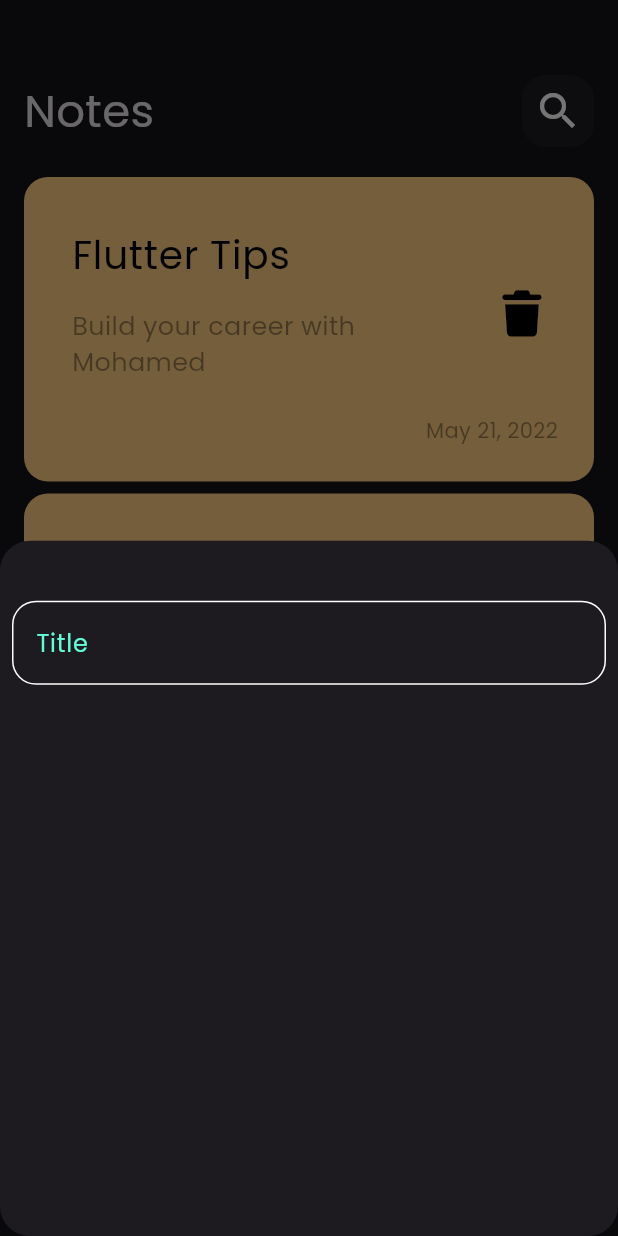
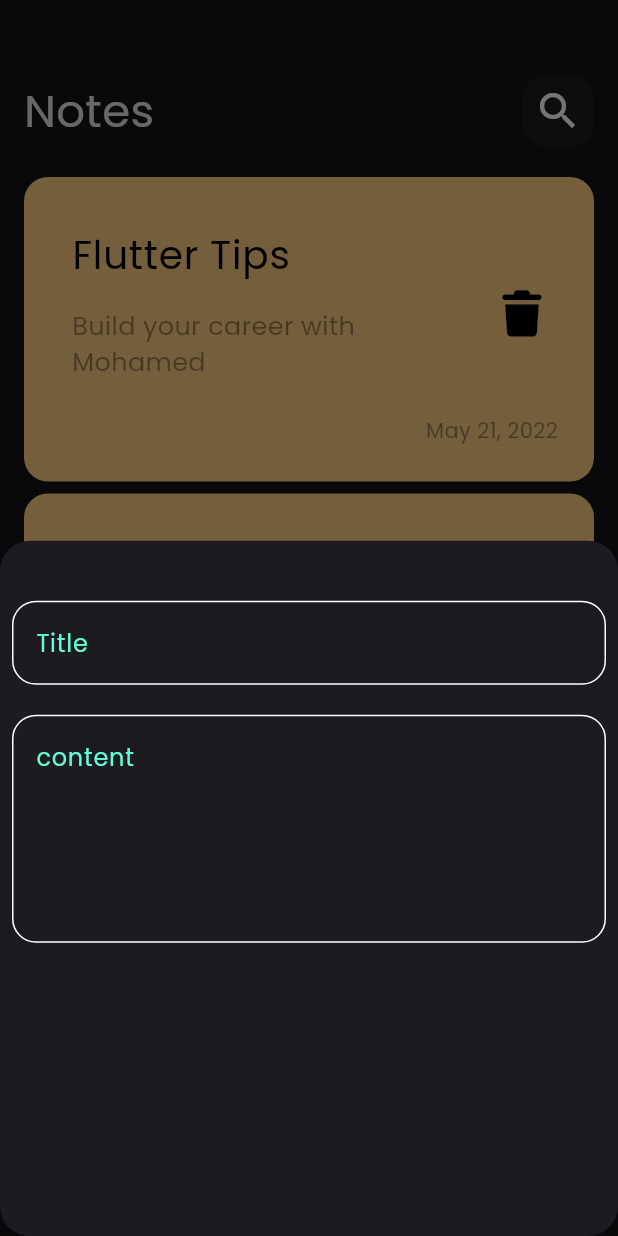
Before and after one commit to mohamed0hamed/notes_app, a Flutter app: the screen it shows after launch, after a tap on the "add" icon, on a phone screen of 412 x 824 dp. Run offline on Flutter 3.47's test engine with Material 3 defaults, Android fonts, the phone set to English and light mode, and no system bars; our stand-ins replace font_awesome_flutter.

Commit message:
add custom text filed to note bottom sheet

```diff
--- a/lib/views/widgets/add_note_bottom_sheet.dart
+++ b/lib/views/widgets/add_note_bottom_sheet.dart
@@ -16,6 +16,11 @@ class AddNoteBottomSheet extends StatelessWidget {
           CustomTextField(
             hintText: 'Title',
           ),
+           SizedBox(height: 20,),
+           CustomTextField(
+            hintText: 'content',
+            maxlines: 5,
+          ),
         ],
       ),
     );
--- a/lib/views/widgets/custom_text_field.dart
+++ b/lib/views/widgets/custom_text_field.dart
@@ -1,13 +1,14 @@
 import 'package:flutter/material.dart';
 import 'package:notes_app/views/widgets/constants.dart';
 class CustomTextField extends StatelessWidget {
-   CustomTextField({super.key , this.hintText , this.onSubmitted});
+   CustomTextField({super.key ,this.hintText , this.onSubmitted , this.maxlines = 1});
  final String? hintText;
-
+ final int maxlines;
  Function (String value)? onSubmitted;
   @override
   Widget build(BuildContext context) {
     return TextField(
+      maxLines: maxlines,
       cursorColor: KprimaryColor,
       onSubmitted: onSubmitted  ,
           decoration: InputDecoration(
```
